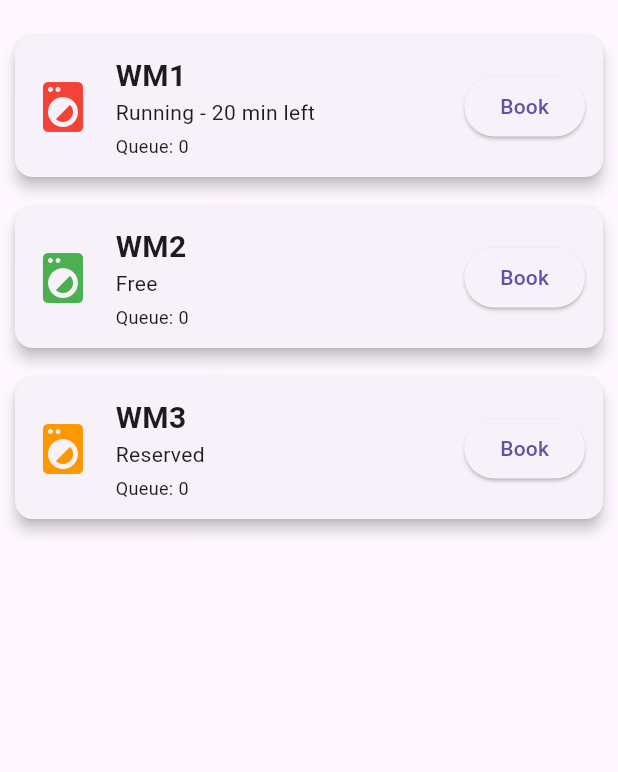
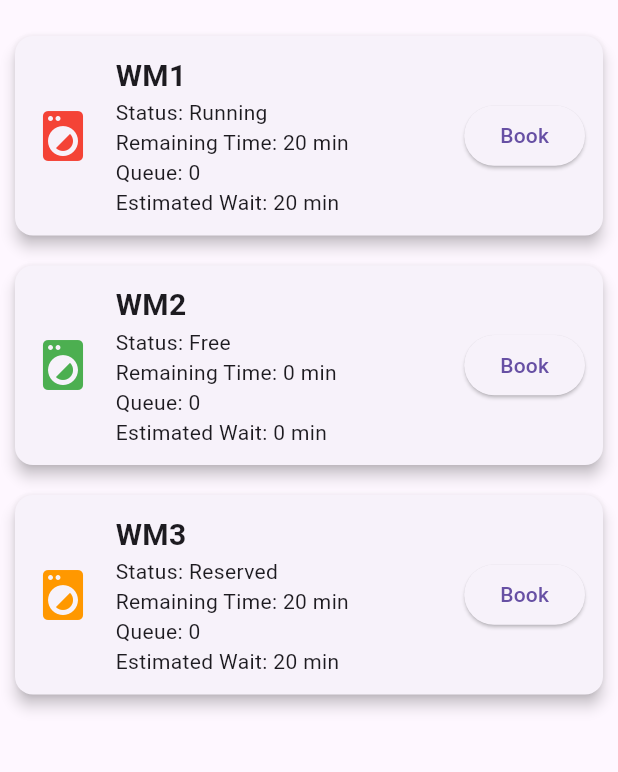
Before and after one commit to dhanapriyabezawada/laundry-booking, a Flutter app: the screen it shows after launch, on a phone screen of 412 x 824 dp, the part 63-835 px from its top. Run offline on Flutter 3.47's test engine with Material 3 defaults, Android fonts, the phone set to English and light mode, and no system bars.

Commit message:
Refactor machine model with remaining time

```diff
--- a/lib/main.dart
+++ b/lib/main.dart
@@ -1,3 +1,4 @@
+
 import 'package:flutter/material.dart';
 import 'booking_screen.dart';
 
@@ -32,33 +33,39 @@ class _HomeScreenState extends State<HomeScreen> {
   List<Map<String, dynamic>> machines = [
     {
       "name": "WM1",
-  "status": "Running - 20 min left",
+      "status": "Running",
+      "remainingTime": 20,
       "color": Colors.red,
       "queue": 0,
+      "waitTime": 20,
     },
     {
       "name": "WM2",
       "status": "Free",
+      "remainingTime": 0,
       "color": Colors.green,
       "queue": 0,
+      "waitTime": 0,
     },
     {
       "name": "WM3",
       "status": "Reserved",
+      "remainingTime": 20,
       "color": Colors.orange,
       "queue": 0,
+      "waitTime": 20,
     },
   ];
-
 
   Widget machineCard(
     BuildContext context,
     String name,
     String status,
+    int remainingTime,
     Color color,
     int queue,
-)
- {
+    int waitTime,
+  ) {
     return Card(
       margin: const EdgeInsets.all(10),
       elevation: 4,
@@ -83,19 +90,10 @@ class _HomeScreenState extends State<HomeScreen> {
                       fontWeight: FontWeight.bold,
                     ),
                   ),
-                  Column(
-  crossAxisAlignment: CrossAxisAlignment.start,
-  children: [
-    Text(status),
-    const SizedBox(height: 4),
-    Text(
-      "Queue: $queue",
-      style: const TextStyle(
-        fontSize: 12,
-      ),
-    ),
-  ],
-),
+                  Text("Status: $status"),
+                  Text("Remaining Time: $remainingTime min"),
+                  Text("Queue: $queue"),
+                  Text("Estimated Wait: $waitTime min"),
                 ],
               ),
             ),
@@ -115,14 +113,12 @@ if (result == true) {
                   setState(() {
                     for (var machine in machines) {
                       if (machine["name"] == name) {
-
                         if (machine["status"] == "Free") {
                           machine["status"] = "Reserved";
                           machine["color"] = Colors.orange;
                         } else {
                           machine["queue"]++;
                         }
-
                       }
                     }
                   });
@@ -149,10 +145,11 @@ if (result == true) {
               context,
               machine["name"],
               machine["status"],
+              machine["remainingTime"],
               machine["color"],
               machine["queue"],
+              machine["waitTime"],
             ),
-
         ],
       ),
     );
```
Lines whose indentation alone changed are shown as unchanged.
